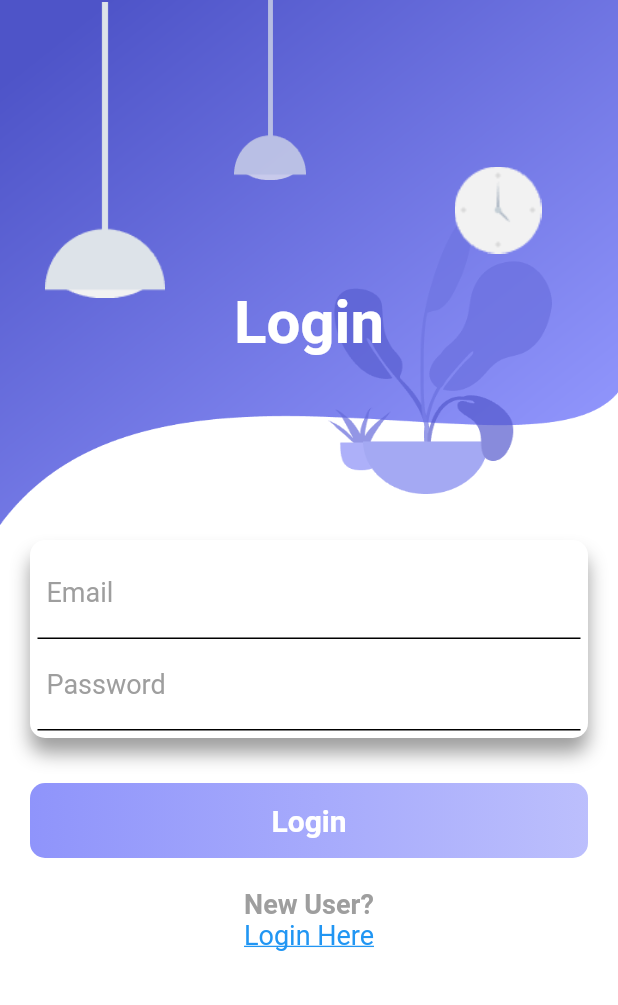
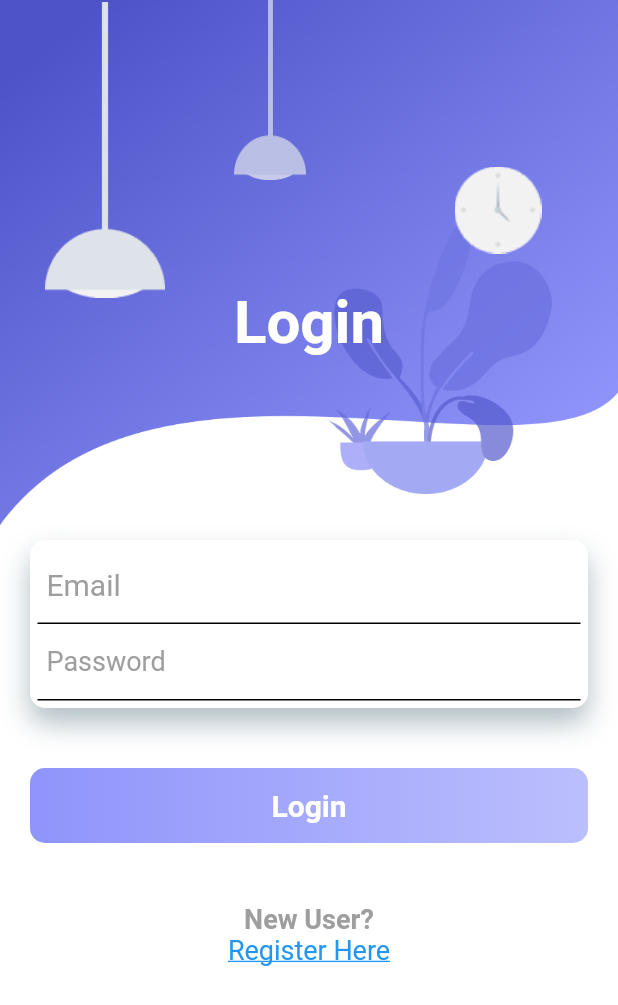
Before and after one commit to Deepanshuchauhan123/Reminder_Me_App, a Flutter app: the screen it shows after launch, on a phone screen of 412 x 824 dp. Shown: the top 1005 px of the screen. Run offline on Flutter 3.47's test engine with Material 2 defaults, Android fonts, the phone set to English and light mode, and no system bars.

Commit message:
Register page Added

```diff
--- a/lib/main.dart
+++ b/lib/main.dart
@@ -1,10 +1,13 @@
 import 'package:flutter/material.dart';
+import 'Register.dart';
 
 void main() {
-  runApp(MaterialApp(
+  runApp(
+    MaterialApp(
       debugShowCheckedModeBanner: false,
       home: LoginPage(),
-  ));
+    ),
+  );
 }
 
 class LoginPage extends StatelessWidget {
@@ -12,7 +15,8 @@ class LoginPage extends StatelessWidget {
   Widget build(BuildContext context) {
     return Scaffold(
       backgroundColor: Colors.white,
-      body: Container(
+      body: SingleChildScrollView(
+        child: Container(
           child: Column(
             children: <Widget>[
               Container(
@@ -23,7 +27,8 @@ class LoginPage extends StatelessWidget {
                       'assets/images/background.png',
                     ),
                     fit: BoxFit.fill,
-              )),
+                  ),
+                ),
                 child: Stack(
                   children: <Widget>[
                     Positioned(
@@ -98,35 +103,43 @@ class LoginPage extends StatelessWidget {
                         borderRadius: BorderRadius.circular(10),
                         boxShadow: [
                           BoxShadow(
-                              color: Colors.black38,
-                              blurRadius: 10.0,
-                              offset: Offset(0, 10))
-                        ]),
+                            color: Colors.blueGrey[200],
+                            blurRadius: 15.0,
+                            offset: Offset(0, 10),
+                          ),
+                        ],
+                      ),
                       child: Column(
                         children: <Widget>[
                           Container(
-                          padding: EdgeInsets.all(6.0),
+                            padding: EdgeInsets.fromLTRB(6, 1, 3, 1),
                             decoration: BoxDecoration(
                               border: Border(
                                 bottom: BorderSide(
                                   color: Colors.black,
-                          ))),
+                                ),
+                              ),
+                            ),
                             child: TextField(
                               decoration: InputDecoration(
                                 border: InputBorder.none,
                                 hintText: "Email",
-                              hintStyle:
-                                  TextStyle(color: Colors.grey, fontSize: 18),
+                                hintStyle: TextStyle(
+                                  color: Colors.grey,
+                                  fontSize: 20,
+                                ),
                               ),
                             ),
                           ),
                           Container(
-                          padding: EdgeInsets.all(6.0),
+                            padding: EdgeInsets.fromLTRB(6, 1, 3, 1),
                             decoration: BoxDecoration(
                               border: Border(
                                 bottom: BorderSide(
                                   color: Colors.black,
-                          ))),
+                                ),
+                              ),
+                            ),
                             child: TextField(
                               decoration: InputDecoration(
                                 border: InputBorder.none,
@@ -140,7 +153,7 @@ class LoginPage extends StatelessWidget {
                       ),
                     ),
                     SizedBox(
-                    height: 30.0,
+                      height: 40.0,
                     ),
                     Container(
                       height: 50,
@@ -163,7 +176,7 @@ class LoginPage extends StatelessWidget {
                       ),
                     ),
                     SizedBox(
-                    height: 20,
+                      height: 40,
                     ),
                     Text(
                       "New User?",
@@ -174,22 +187,29 @@ class LoginPage extends StatelessWidget {
                       ),
                     ),
                     GestureDetector(
-                    child: Text('Login Here',
+                        child: Text(
+                          'Register Here',
                           style: TextStyle(
                             decoration: TextDecoration.underline,
                             color: Colors.blue,
                             fontSize: 18,
-                    ),),
-                    onTap: (){
-
-                    },
-                  )
+                          ),
+                        ),
+                        onTap: () {
+                          Navigator.push(
+                            context,
+                            MaterialPageRoute(
+                              builder: (context) => Register(),
+                            ),
+                          );
+                        }),
                   ],
                 ),
               ),
             ],
           ),
         ),
+      ),
     );
   }
 }
```
Also changed, not shown: lib/Register.dart (+228 -0 lines). Lines whose indentation alone changed are shown as unchanged.
